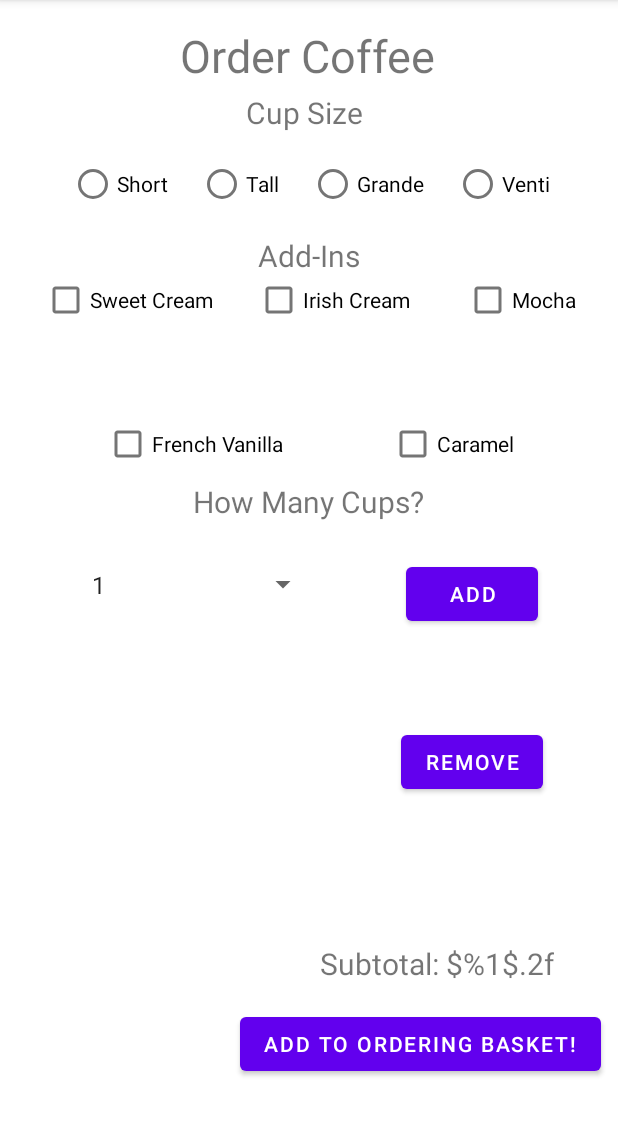
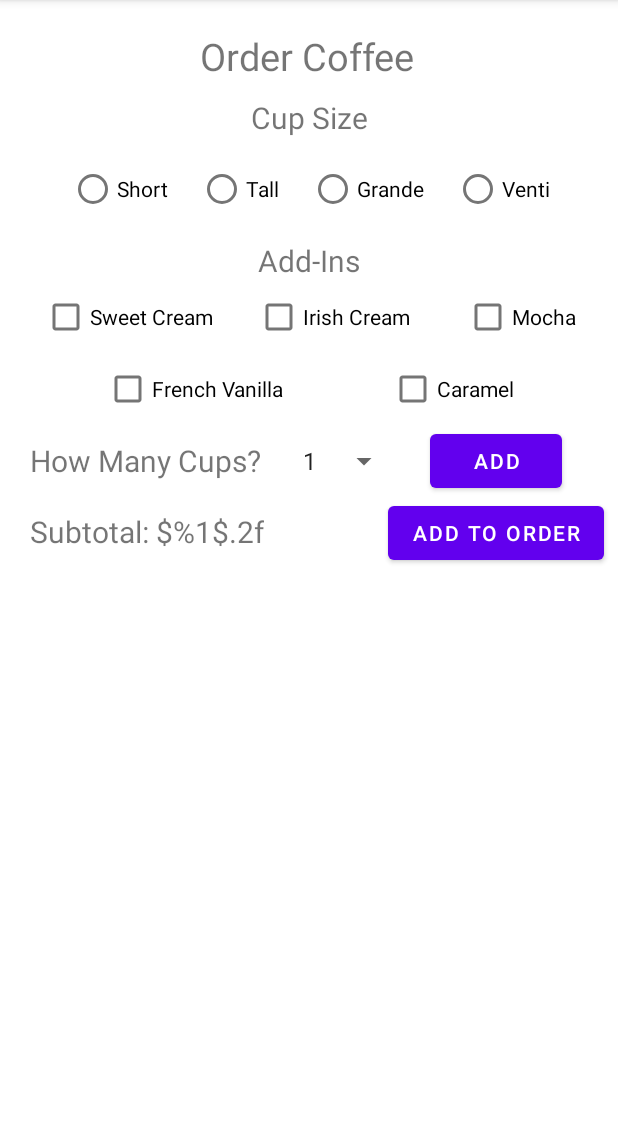
Before and after one commit to VikrantPulipati/SoftMethProj5, an Android app: the screen it shows after launch (MainActivity), after a tap on "ORDER COFFEE", on a phone screen of 412 x 824 dp, the part 84-1220 px from its top. Run offline under Robolectric (Android 15) with nearby library versions, the phone set to English and light mode, and no system bars; our stand-ins replace data binding.

Commit message:
made improvements to ordercoffee ui

```diff
--- a/app/src/main/res/layout/fragment_coffee_view.xml
+++ b/app/src/main/res/layout/fragment_coffee_view.xml
@@ -16,14 +16,13 @@
             android:id="@+id/tvCoffeeViewFragment"
             android:layout_width="wrap_content"
             android:layout_height="wrap_content"
+            android:layout_marginTop="20dp"
             android:text="@string/order_coffee"
-            android:textSize="30sp"
-            app:layout_constraintBottom_toBottomOf="parent"
+            android:textSize="25sp"
             app:layout_constraintEnd_toEndOf="parent"
             app:layout_constraintHorizontal_bias="0.497"
             app:layout_constraintStart_toStartOf="parent"
-            app:layout_constraintTop_toTopOf="parent"
-            app:layout_constraintVertical_bias="0.023" />
+            app:layout_constraintTop_toTopOf="parent" />
 
         <RadioGroup
             android:id="@+id/radioGroup2"
@@ -69,10 +68,10 @@
             android:id="@+id/textView2"
             android:layout_width="wrap_content"
             android:layout_height="wrap_content"
-            android:layout_marginStart="164dp"
-            android:layout_marginTop="4dp"
+            android:layout_marginTop="10dp"
             android:text="@string/cup_size"
             android:textSize="20sp"
+            app:layout_constraintEnd_toEndOf="parent"
             app:layout_constraintStart_toStartOf="parent"
             app:layout_constraintTop_toBottomOf="@+id/tvCoffeeViewFragment" />
 
@@ -90,140 +89,117 @@
             android:id="@+id/checkBox8"
             android:layout_width="wrap_content"
             android:layout_height="wrap_content"
-            android:layout_marginTop="176dp"
             android:text="@string/irish_cream"
+            app:layout_constraintBottom_toBottomOf="@+id/checkBox7"
             app:layout_constraintEnd_toStartOf="@+id/checkBox9"
             app:layout_constraintHorizontal_bias="0.5"
             app:layout_constraintStart_toEndOf="@+id/checkBox7"
-            app:layout_constraintTop_toTopOf="parent" />
+            app:layout_constraintTop_toTopOf="@+id/checkBox7" />
 
         <CheckBox
             android:id="@+id/checkBox7"
             android:layout_width="wrap_content"
             android:layout_height="wrap_content"
-            android:layout_marginTop="176dp"
             android:text="@string/sweet_cream"
             app:layout_constraintEnd_toStartOf="@+id/checkBox8"
             app:layout_constraintHorizontal_bias="0.5"
             app:layout_constraintStart_toStartOf="parent"
-            app:layout_constraintTop_toTopOf="parent" />
+            app:layout_constraintTop_toBottomOf="@+id/textView3" />
 
         <CheckBox
             android:id="@+id/checkBox9"
             android:layout_width="wrap_content"
             android:layout_height="wrap_content"
             android:layout_marginStart="8dp"
-            android:layout_marginTop="176dp"
             android:text="@string/mocha"
+            app:layout_constraintBottom_toBottomOf="@+id/checkBox8"
             app:layout_constraintEnd_toEndOf="parent"
             app:layout_constraintHorizontal_bias="0.5"
             app:layout_constraintStart_toEndOf="@+id/checkBox8"
-            app:layout_constraintTop_toTopOf="parent" />
+            app:layout_constraintTop_toTopOf="@+id/checkBox8" />
 
         <CheckBox
             android:id="@+id/checkBox11"
             android:layout_width="wrap_content"
             android:layout_height="wrap_content"
-            android:layout_marginBottom="448dp"
             android:text="@string/caramel"
-            app:layout_constraintBottom_toBottomOf="parent"
+            app:layout_constraintBottom_toBottomOf="@+id/checkBox10"
             app:layout_constraintEnd_toEndOf="parent"
             app:layout_constraintHorizontal_bias="0.5"
-            app:layout_constraintStart_toEndOf="@+id/checkBox10" />
+            app:layout_constraintStart_toEndOf="@+id/checkBox10"
+            app:layout_constraintTop_toTopOf="@+id/checkBox10" />
 
         <CheckBox
             android:id="@+id/checkBox10"
             android:layout_width="wrap_content"
             android:layout_height="wrap_content"
-            android:layout_marginBottom="448dp"
             android:text="@string/french_vanilla"
-            app:layout_constraintBottom_toBottomOf="parent"
             app:layout_constraintEnd_toStartOf="@+id/checkBox11"
             app:layout_constraintHorizontal_bias="0.5"
-            app:layout_constraintStart_toStartOf="parent" />
+            app:layout_constraintStart_toStartOf="parent"
+            app:layout_constraintTop_toBottomOf="@+id/checkBox8" />
 
         <TextView
             android:id="@+id/textView4"
             android:layout_width="wrap_content"
             android:layout_height="wrap_content"
-            android:layout_marginBottom="420dp"
+            android:layout_marginStart="20dp"
+            android:layout_marginTop="10dp"
             android:text="@string/how_many_cups"
             android:textSize="20sp"
-            app:layout_constraintBottom_toBottomOf="parent"
-            app:layout_constraintEnd_toEndOf="parent"
-            app:layout_constraintHorizontal_bias="0.498"
-            app:layout_constraintStart_toStartOf="parent" />
+            app:layout_constraintStart_toStartOf="parent"
+            app:layout_constraintTop_toBottomOf="@+id/checkBox10" />
 
         <Spinner
             android:id="@+id/howManyCoffees"
-            android:layout_width="159dp"
-            android:layout_height="35dp"
-            android:layout_marginTop="24dp"
-            app:layout_constraintEnd_toStartOf="@+id/button4"
-            app:layout_constraintHorizontal_bias="0.5"
-            app:layout_constraintStart_toStartOf="parent"
-            app:layout_constraintTop_toBottomOf="@+id/textView4" />
+            android:layout_width="wrap_content"
+            android:layout_height="wrap_content"
+            android:layout_marginStart="20dp"
+            app:layout_constraintBottom_toBottomOf="@+id/textView4"
+            app:layout_constraintStart_toEndOf="@+id/textView4"
+            app:layout_constraintTop_toTopOf="@+id/textView4" />
 
         <Button
             android:id="@+id/button4"
             android:layout_width="wrap_content"
             android:layout_height="wrap_content"
-            android:layout_marginStart="4dp"
-            android:layout_marginTop="24dp"
+            android:layout_marginStart="20dp"
             android:text="@string/add"
-            app:layout_constraintEnd_toEndOf="parent"
-            app:layout_constraintHorizontal_bias="0.5"
+            app:layout_constraintBottom_toBottomOf="@+id/howManyCoffees"
             app:layout_constraintStart_toEndOf="@+id/howManyCoffees"
-            app:layout_constraintTop_toBottomOf="@+id/textView4" />
+            app:layout_constraintTop_toTopOf="@+id/howManyCoffees" />
 
         <androidx.recyclerview.widget.RecyclerView
             android:id="@+id/recyclerView2"
-            android:layout_width="160dp"
-            android:layout_height="295dp"
+            android:layout_width="0dp"
+            android:layout_height="0dp"
+            android:layout_marginTop="20dp"
+            app:layout_constraintBottom_toBottomOf="parent"
+            app:layout_constraintEnd_toEndOf="parent"
             app:layout_constraintStart_toStartOf="parent"
-            tools:layout_editor_absoluteY="431dp" />
-
-        <Button
-            android:id="@+id/button5"
-            android:layout_width="wrap_content"
-            android:layout_height="wrap_content"
-            android:layout_marginTop="64dp"
-            android:text="@string/remove"
-            app:layout_constraintEnd_toEndOf="@+id/button4"
-            app:layout_constraintStart_toStartOf="@+id/button4"
-            app:layout_constraintTop_toBottomOf="@+id/button4" />
+            app:layout_constraintTop_toBottomOf="@+id/button6" />
 
         <Button
             android:id="@+id/button6"
             android:layout_width="wrap_content"
             android:layout_height="wrap_content"
-            android:layout_marginBottom="48dp"
-            android:text="@string/add_to_ordering_basket"
-            app:layout_constraintBottom_toBottomOf="parent"
-            app:layout_constraintEnd_toEndOf="parent"
-            app:layout_constraintHorizontal_bias="0.0"
-            app:layout_constraintStart_toEndOf="@+id/recyclerView2" />
+            android:text="@string/add_to_order"
+            app:layout_constraintBottom_toBottomOf="@+id/textView6"
+            app:layout_constraintEnd_toEndOf="@+id/button4"
+            app:layout_constraintStart_toStartOf="@+id/button4"
+            app:layout_constraintTop_toTopOf="@+id/textView6"
+            app:layout_constraintVertical_bias="0.476" />
 
         <TextView
             android:id="@+id/textView6"
             android:layout_width="wrap_content"
             android:layout_height="wrap_content"
-            android:layout_marginBottom="16dp"
+            android:layout_marginStart="20dp"
+            android:layout_marginTop="20dp"
             android:text="@string/subtotal"
             android:textSize="20dp"
-            app:layout_constraintBottom_toTopOf="@+id/button6"
-            app:layout_constraintEnd_toEndOf="parent"
-            app:layout_constraintHorizontal_bias="0.558"
-            app:layout_constraintStart_toEndOf="@+id/recyclerView2" />
-
-        <TextView
-            android:id="@+id/textView7"
-            android:layout_width="wrap_content"
-            android:layout_height="wrap_content"
-            android:text="@string/items_added"
-            android:textSize="20dp"
-            app:layout_constraintBottom_toTopOf="@+id/recyclerView2"
-            app:layout_constraintStart_toStartOf="parent" />
+            app:layout_constraintStart_toStartOf="parent"
+            app:layout_constraintTop_toBottomOf="@+id/textView4" />
 
     </androidx.constraintlayout.widget.ConstraintLayout>
 </layout>
```
